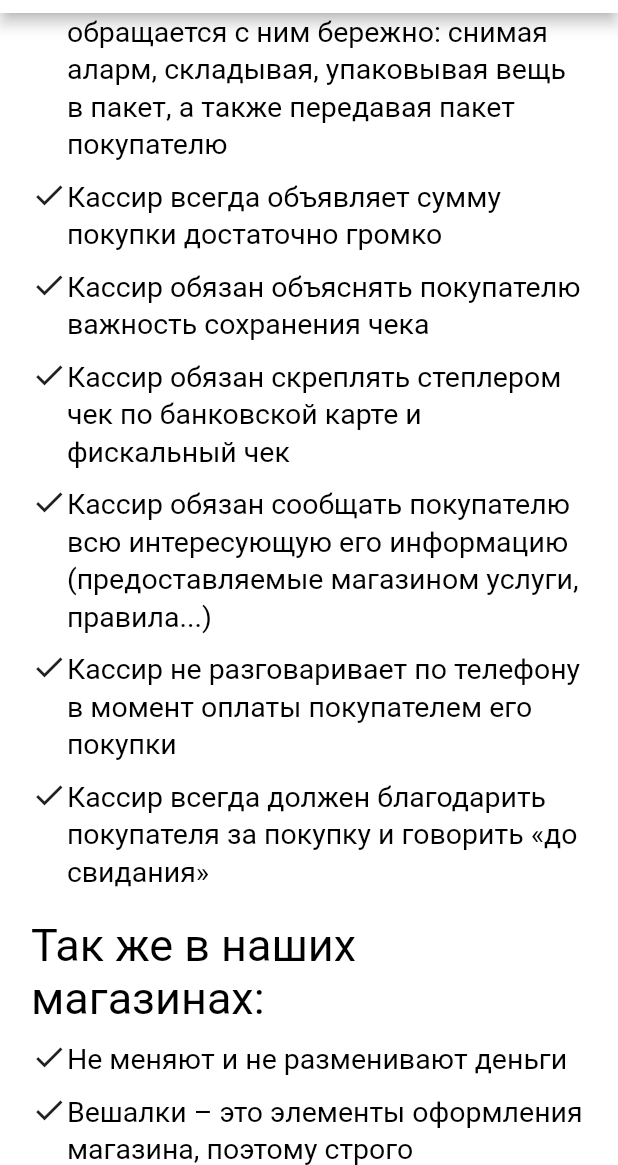
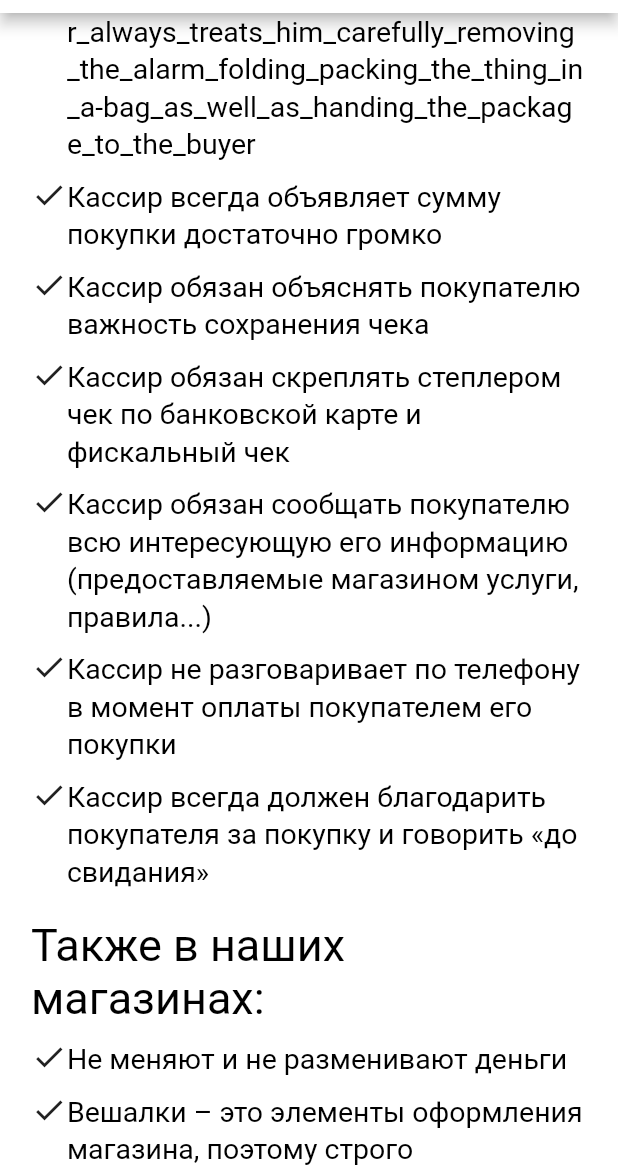
Before and after one commit to Nekori228/EmTest, a Flutter app: the material_content1 screen opened directly, scrolled down 576 dp, after a tap on the "translate" icon, on a phone screen of 412 x 824 dp, the part 71-1236 px from its top. Run offline on Flutter 3.47's test engine with Material 2 defaults, Android fonts, the phone set to English and light mode, and no system bars; our stand-ins replace cloud_firestore, dropdown_button2, easy_localization, email_validator, firebase_auth, firebase_core and 6 more; missing offline and left inert: enough_mail, syncfusion_flutter_pdfviewer; accounts and stored records are empty; project files that could hold a hidden picture were left out.

Commit message:
Add translate text, but add one mistake

```diff
--- a/lib/main.dart
+++ b/lib/main.dart
@@ -11,6 +11,7 @@ import 'package:emtest/pages/tests_page.dart';
 import 'package:firebase_core/firebase_core.dart';
 import 'package:firebase_storage/firebase_storage.dart';
 import 'package:flutter/material.dart';
+import 'generated/locale_keys.g.dart';
 import 'globals.dart';
 
 import 'firebase_options.dart';
@@ -29,7 +30,7 @@ Future<void> main() async {
     EasyLocalization(
         supportedLocales: [Locale('en'), Locale('ru')],
         path: 'assets/translation',
-        fallbackLocale: Locale('en'),
+        fallbackLocale: Locale('ru'),
         assetLoader: CodegenLoader(),
         child: MyApp()),
   );
@@ -121,10 +122,10 @@ class _pagesState extends State<bottomNavigation> {
           currentIndex: selectedPage,
           type: BottomNavigationBarType.fixed,
           items: [
-            BottomNavigationBarItem(icon: Icon(Icons.newspaper), label: 'Новости'),
-            BottomNavigationBarItem(icon: Icon(Icons.library_books_outlined), label: 'Материал'),
-            BottomNavigationBarItem(icon: Icon(Icons.quiz_outlined), label: 'Тесты'),
-            BottomNavigationBarItem(icon: Icon(Icons.account_circle_outlined), label: 'Кабинет'),
+            BottomNavigationBarItem(icon: Icon(Icons.newspaper), label: LocaleKeys.News.tr()),
+            BottomNavigationBarItem(icon: Icon(Icons.library_books_outlined), label: LocaleKeys.Material.tr()),
+            BottomNavigationBarItem(icon: Icon(Icons.quiz_outlined), label: LocaleKeys.Tests.tr()),
+            BottomNavigationBarItem(icon: Icon(Icons.account_circle_outlined), label: LocaleKeys.Profile.tr()),
           ],
           onTap: onSelectTab,
         ),
--- a/lib/pages/material_contant_page1.dart
+++ b/lib/pages/material_contant_page1.dart
@@ -1,3 +1,5 @@
+import 'package:easy_localization/easy_localization.dart';
+import 'package:emtest/generated/locale_keys.g.dart';
 import 'package:flutter/material.dart';
 
 class material_content1 extends StatefulWidget {
@@ -16,7 +18,7 @@ class _material_contentState extends State<material_content1> {
         iconTheme: IconThemeData(color: Colors.grey),
         backgroundColor: Colors.white,
         title: Text(
-          'Материал',
+            LocaleKeys.Material.tr(),
           style: TextStyle(color: Colors.black),
         ),
         centerTitle: true,
@@ -24,7 +26,13 @@ class _material_contentState extends State<material_content1> {
           Padding(
             padding: EdgeInsets.only(right: 20.0),
             child: GestureDetector(
-              onTap: () {},
+              onTap: () {
+                if (context.locale == Locale('en')) {
+                  context.setLocale(Locale('ru'));
+                } else {
+                  context.setLocale(Locale('en'));
+                }
+              },
               child: Icon(
                 Icons.translate,
                 color: Colors.grey,
@@ -57,17 +65,17 @@ class _material_contentState extends State<material_content1> {
                   crossAxisAlignment: CrossAxisAlignment.start,
                   children: [
                     Text(
-                      'Минимумы кассиров',
+                      LocaleKeys.Cashiers_minimums.tr(),
                       style: TextStyle(color: Colors.black, fontSize: 30),
                     ),
                     SizedBox(height: 20),
                     Row(
                       crossAxisAlignment: CrossAxisAlignment.start,
-                      children: const <Widget>[
+                      children: <Widget>[
                         Icon(Icons.check),
                         Expanded(
                           child: Text(
-                            'Кассиры это наш последний контакт с покупателями. От его/ее отношения зависит конечная удовлетворенность покупателя',
+                              LocaleKeys.Cashiers_are_our_last_contact_with_customers_The_ultimate_customer_satisfaction_depends_on_his_her_attitude.tr(),
                             style: TextStyle(
                                 color: Colors.black, fontSize: 19, height: 1.3),
                           ),
@@ -77,11 +85,11 @@ class _material_contentState extends State<material_content1> {
                     SizedBox(height: 10),
                     Row(
                       crossAxisAlignment: CrossAxisAlignment.start,
-                      children: const <Widget>[
+                      children: <Widget>[
                         Icon(Icons.check),
                         Expanded(
                           child: Text(
-                            'Любая передача от кассира покупателю осуществляется из рук в руки: банковская карта, чек продажи/возврата, деньги, ручка и т.д.',
+                            LocaleKeys.Any_transfer_from_the_cashier_to_the_buyer_is_carried_out_from_hand_to_hand_bank_card_sale_refund_receipt_money_pen_etc.tr(),
                             style: TextStyle(
                                 color: Colors.black, fontSize: 19, height: 1.3),
                           ),
@@ -91,11 +99,11 @@ class _material_contentState extends State<material_content1> {
                     SizedBox(height: 10),
                     Row(
                       crossAxisAlignment: CrossAxisAlignment.start,
-                      children: const <Widget>[
+                      children: <Widget>[
                         Icon(Icons.check),
                         Expanded(
                           child: Text(
-                            'Товар, поступающий на кассу – это уже купленный товар. Кассир всегда обращается с ним бережно: снимая аларм, складывая, упаковывая вещь в пакет, а также передавая пакет покупателю',
+                            LocaleKeys.The_goods_coming_to_the_checkout_are_already_purchased_goods_The_cashier_always_treats_him_carefully_removing_the_alarm_folding_packing_the_thing_in_a_bag_as_well_as_handing_the_package_to_the_buyer.tr(),
                             style: TextStyle(
                                 color: Colors.black, fontSize: 19, height: 1.3),
                           ),
@@ -105,11 +113,11 @@ class _material_contentState extends State<material_content1> {
                     SizedBox(height: 10),
                     Row(
                       crossAxisAlignment: CrossAxisAlignment.start,
-                      children: const <Widget>[
+                      children: <Widget>[
                         Icon(Icons.check),
                         Expanded(
                           child: Text(
-                            'Кассир всегда объявляет сумму покупки достаточно громко',
+                            LocaleKeys.The_cashier_always_announces_the_purchase_amount_loudly_enough.tr(),
                             style: TextStyle(
                                 color: Colors.black, fontSize: 19, height: 1.3),
                           ),
@@ -119,11 +127,24 @@ class _material_contentState extends State<material_content1> {
                     SizedBox(height: 10),
                     Row(
                       crossAxisAlignment: CrossAxisAlignment.start,
-                      children: const <Widget>[
+                      children: <Widget>[
                         Icon(Icons.check),
                         Expanded(
                           child: Text(
-                            'Кассир обязан объяснять покупателю важность сохранения чека',
+                              LocaleKeys.The_cashier_is_obliged_to_explain_to_the_buyer_the_importance_of_keeping_the_receipt.tr(),                            style: TextStyle(
+                                color: Colors.black, fontSize: 19, height: 1.3),
+                          ),
+                        ),
+                      ],
+                    ),
+                    SizedBox(height: 10),
+                    Row(
+                      crossAxisAlignment: CrossAxisAlignment.start,
+                      children: <Widget>[
+                        Icon(Icons.check),
+                        Expanded(
+                          child: Text(
+                            LocaleKeys.The_cashier_is_obliged_to_staple_a_bank_card_receipt_and_a_fiscal_receipt_with_a_stapler.tr(),
                             style: TextStyle(
                                 color: Colors.black, fontSize: 19, height: 1.3),
                           ),
@@ -133,11 +154,11 @@ class _material_contentState extends State<material_content1> {
                     SizedBox(height: 10),
                     Row(
                       crossAxisAlignment: CrossAxisAlignment.start,
-                      children: const <Widget>[
+                      children: <Widget>[
                         Icon(Icons.check),
                         Expanded(
                           child: Text(
-                            'Кассир обязан скреплять степлером чек по банковской карте и фискальный чек',
+                            LocaleKeys.The_cashier_is_obliged_to_inform_the_buyer_of_all_the_information_he_is_interested_in_services_provided_by_the_store_rules.tr(),
                             style: TextStyle(
                                 color: Colors.black, fontSize: 19, height: 1.3),
                           ),
@@ -147,11 +168,11 @@ class _material_contentState extends State<material_content1> {
                     SizedBox(height: 10),
                     Row(
                       crossAxisAlignment: CrossAxisAlignment.start,
-                      children: const <Widget>[
+                      children: <Widget>[
                         Icon(Icons.check),
                         Expanded(
                           child: Text(
-                            'Кассир обязан сообщать покупателю всю интересующую его информацию (предоставляемые магазином услуги, правила...)',
+                            LocaleKeys.The_cashier_does_not_talk_on_the_phone_at_the_time_of_payment_by_the_buyer_of_his_purchase.tr(),
                             style: TextStyle(
                                 color: Colors.black, fontSize: 19, height: 1.3),
                           ),
@@ -161,25 +182,11 @@ class _material_contentState extends State<material_content1> {
                     SizedBox(height: 10),
                     Row(
                       crossAxisAlignment: CrossAxisAlignment.start,
-                      children: const <Widget>[
+                      children: <Widget>[
                         Icon(Icons.check),
                         Expanded(
                           child: Text(
-                            'Кассир не разговаривает по телефону в момент оплаты покупателем его покупки',
-                            style: TextStyle(
-                                color: Colors.black, fontSize: 19, height: 1.3),
-                          ),
-                        ),
-                      ],
-                    ),
-                    SizedBox(height: 10),
-                    Row(
-                      crossAxisAlignment: CrossAxisAlignment.start,
-                      children: const <Widget>[
-                        Icon(Icons.check),
-                        Expanded(
-                          child: Text(
-                            'Кассир всегда должен благодарить покупателя за покупку и говорить «до свидания»',
+                            LocaleKeys.The_cashier_should_always_thank_the_customer_for_the_purchase_and_say_goodbye.tr(),
                             style: TextStyle(
                                 color: Colors.black, fontSize: 19, height: 1.3),
                           ),
@@ -188,7 +195,7 @@ class _material_contentState extends State<material_content1> {
                     ),
                     SizedBox(height: 20),
                     Text(
-                      'Так же в наших магазинах:',
+                      LocaleKeys.Also_in_our_stores.tr(),
                       style: TextStyle(color: Colors.black, fontSize: 30),
                     ),
                     SizedBox(height: 10),
--- a/lib/pages/test_page_one.dart
+++ b/lib/pages/test_page_one.dart
@@ -176,7 +176,7 @@ class answer extends StatelessWidget {
           textAlign: TextAlign.start,
           style: TextStyle(
             fontSize: 18,
-            color: Color(0xFF000000).withOpacity(0.3),
+            color: Color(0xFF000000),
           ),
         ),
       ),
--- a/lib/widgets/quiz.dart
+++ b/lib/widgets/quiz.dart
@@ -18,7 +18,10 @@ class quiz extends StatelessWidget {
           padding: EdgeInsets.all(10),
           child: Text(
             questionData.questions[index].title,
-            style: TextStyle(fontSize: 22, fontFamily: 'SourceSansPro'),
+            style: TextStyle(
+                fontSize: 22,
+                fontFamily: 'SourceSansPro',
+                fontWeight: FontWeight.bold),
             textAlign: TextAlign.center,
           ),
         ),
```
Also changed, not shown: assets/translation/en.json (+20 -1 lines), assets/translation/ru.json (+20 -1 lines), lib/pages/login_screen.dart (+11 -3 lines), lib/pages/material.dart (+16 -9 lines), lib/pages/news.dart (+10 -2 lines), lib/pages/tests_page.dart (+32 -10 lines), lib/generated/codegen_loader.g.dart, lib/generated/locale_keys.g.dart.
